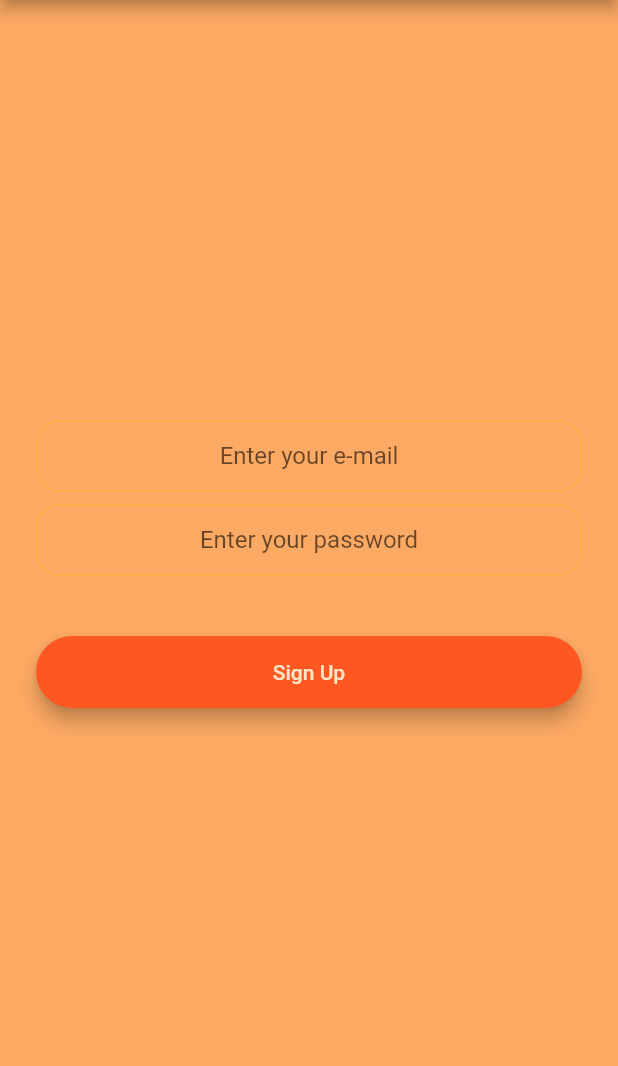
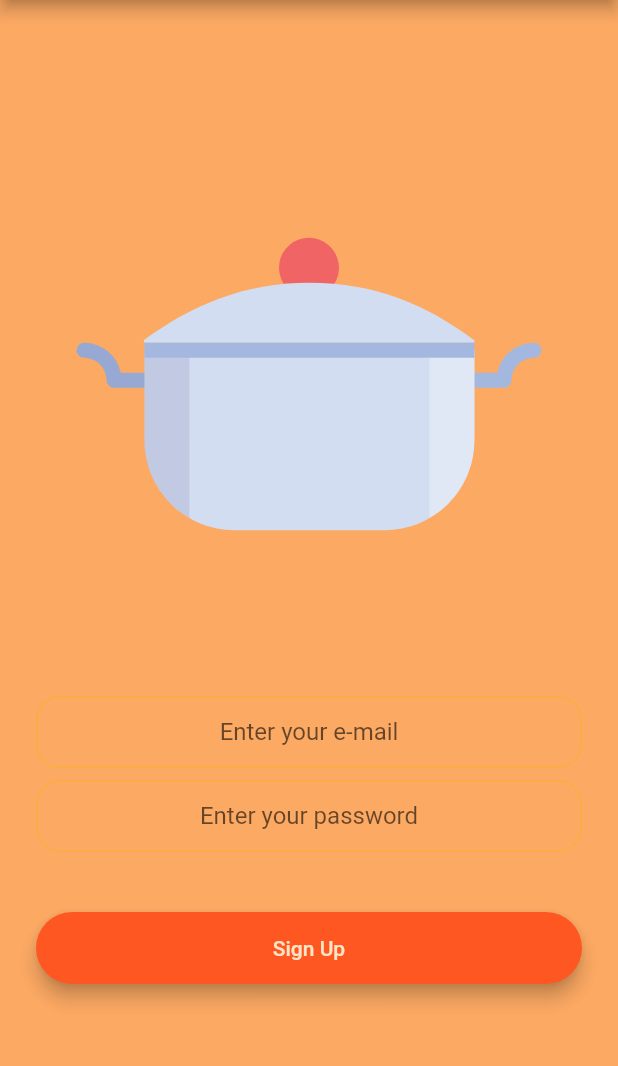
Before and after one commit to Detective-Khalifah/khookbook, a Flutter app: the SignUpPage screen opened by its route, on a phone screen of 412 x 824 dp, the part 84-1150 px from its top. Run offline on Flutter 3.47's test engine with Material 2 defaults, Android fonts, the phone set to English and light mode, and no system bars; drawn by our look-alikes of modal_progress_hud_nsn; our stand-ins replace animated_text_kit, flutter_svg, google_fonts.

Commit message:
Add cooking pot svg to sign in & sign up pages

```diff
--- a/lib/pages/sign_up_page.dart
+++ b/lib/pages/sign_up_page.dart
@@ -1,4 +1,5 @@
 import 'package:flutter/material.dart';
+import 'package:flutter_svg/flutter_svg.dart';
 import 'package:google_fonts/google_fonts.dart';
 import 'package:khookbook/components/rounded_button.dart';
 import 'package:khookbook/utilities/constants.dart';
@@ -36,6 +37,19 @@ class _SignUpPageState extends State<SignUpPage> {
             mainAxisAlignment: MainAxisAlignment.center,
             crossAxisAlignment: CrossAxisAlignment.stretch,
             children: <Widget>[
+              Flexible(
+                child: Hero(
+                  tag: 'cooking_pot',
+                  child: SvgPicture.asset(
+                    'assets/images/orion_cooking_pot.svg',
+                    height: 320.0,
+                    width: 400,
+                  ),
+                ),
+              ),
+              SizedBox(
+                height: 48.0,
+              ),
               TextField(
                   textAlign: TextAlign.center,
                   keyboardType: TextInputType.emailAddress,
```
Also changed, not shown: lib/pages/sign_in_page.dart (+14 -0 lines).
